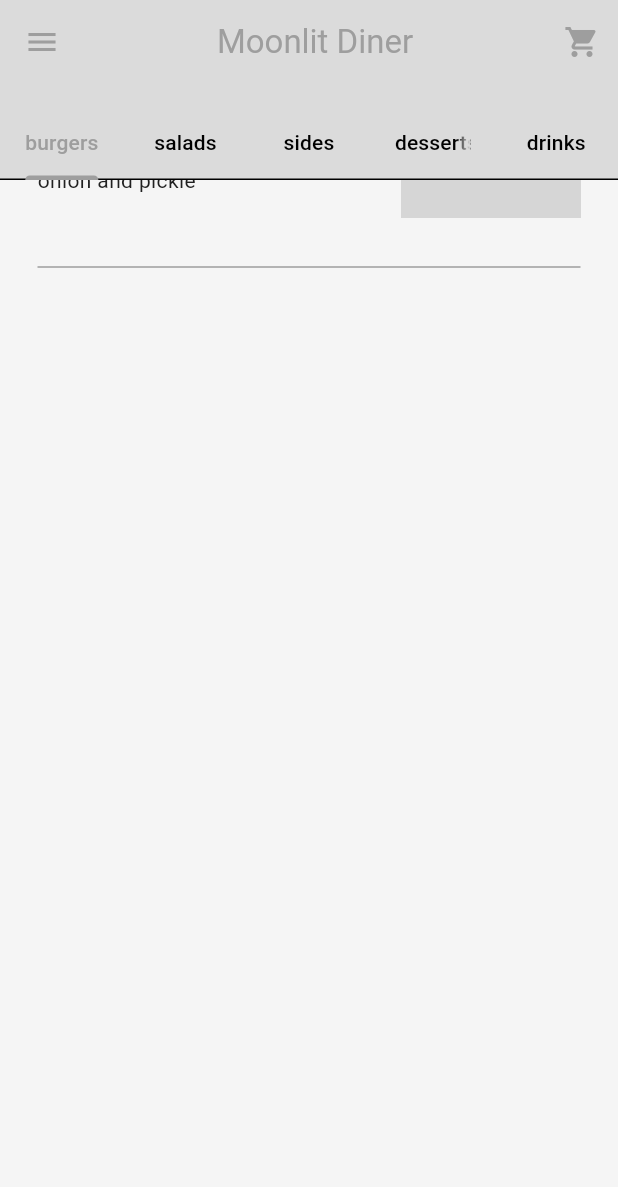
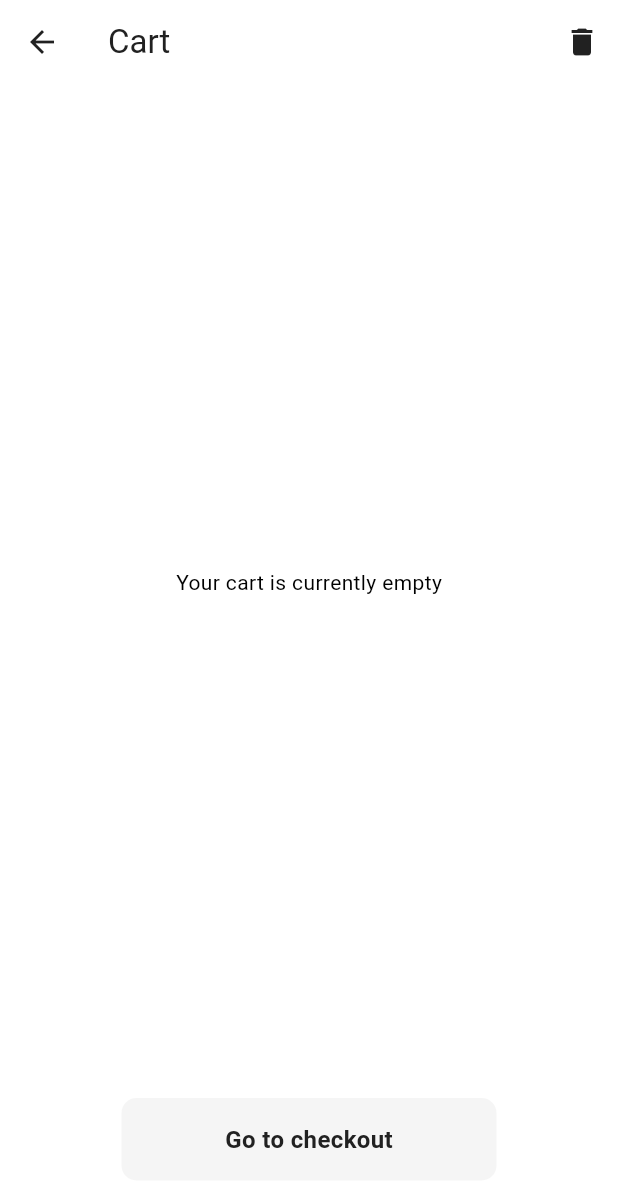
Before and after one commit to Orekidesu/Viscan-Food-Delivey-App, a Flutter app: the screen it shows after launch, scrolled down 340 dp, after a tap on the "shopping cart" icon, on a phone screen of 412 x 824 dp. Shown: the top 1187 px of the screen. Run offline on Flutter 3.47's test engine with Material 3 defaults, Android fonts, the phone set to English and light mode, and no system bars; our stand-ins replace flutter_credit_card; missing offline and left inert: dart:js; grey boxes are pictures that could not be loaded.

Commit message:
Added New Pages
- Cart Page
- delivery progress page
- food page
- payment page

```diff
--- a/lib/custom_widgets/my_food_tile.dart
+++ b/lib/custom_widgets/my_food_tile.dart
@@ -23,7 +23,7 @@
                     children: [
                       Text(food.name),
                       Text(
-                        '₱' + food.price,
+                        '₱' + food.price.toString(),
                         style: TextStyle(
                             color: Theme.of(context).colorScheme.primary),
                       ),
--- a/lib/custom_widgets/my_sliver_app_bar.dart
+++ b/lib/custom_widgets/my_sliver_app_bar.dart
@@ -1,4 +1,5 @@
 import 'package:flutter/material.dart';
+import 'package:viscan_food_delivery_app/screens/cart_page/cart_page.dart';
 
 class MySliverAppBar extends StatelessWidget {
   final Widget child;
@@ -19,7 +20,11 @@
         pinned: true,
         actions: [
           IconButton(
-            onPressed: () {},
+            onPressed: () {
+              // go to cart page
+              Navigator.push(
+                  context, MaterialPageRoute(builder: (context) => CartPage()));
+            },
             icon: const Icon(Icons.shopping_cart),
           )
         ],
--- /dev/null
+++ b/lib/models/cart_item.dart
@@ -0,0 +1,19 @@
+import 'package:viscan_food_delivery_app/models/food.dart';
+
+class CartItem {
+  Food food;
+  int quantity;
+  List<Addon> selectedAddons;
+
+  CartItem({
+    required this.food,
+    this.quantity = 1,
+    required this.selectedAddons,
+  });
+
+  double get totalPrice {
+    double addonsPrice =
+        selectedAddons.fold(0, (sum, addon) => sum + addon.price);
+    return (food.price + addonsPrice) * quantity;
+  }
+}
--- a/lib/models/food.dart
+++ b/lib/models/food.dart
@@ -2,7 +2,7 @@
 class Food {
   final String name;
   final String description;
-  final String price;
+  final double price;
   final FoodCategory category;
   List<Addon> availableAddons;
   final String imagePath;
--- a/lib/models/restuarant.dart
+++ b/lib/models/restuarant.dart
@@ -1,14 +1,16 @@
+import 'package:viscan_food_delivery_app/models/cart_item.dart';
 import './food.dart';
+import 'package:collection/collection.dart';
 import 'package:flutter/material.dart';
 
 class Restaurant extends ChangeNotifier {
   // list of food menu
-  final List<Food> menu = [
+  final List<Food> _menu = [
     // burgers
     Food(
         name: "Classic Burger",
         description: 'Juicy beef patty, lettuce, tomato, onion and pickle',
-        price: '99.00',
+        price: 99.00,
         category: FoodCategory.burgers,
         availableAddons: [
           Addon(name: 'Cheese', price: 10.00),
@@ -23,7 +25,7 @@
         name: "Caesar Salad",
         description:
             'Romaine lettuce, croutons, parmesan cheese, and Caesar dressing',
-        price: '75.00',
+        price: 75.00,
         category: FoodCategory.salads,
         availableAddons: [
           Addon(name: 'Chicken', price: 20.00),
@@ -35,7 +37,7 @@
     Food(
         name: "Kankong Guisados",
         description: 'Ginisang kangkong with garlic and onions in oyster sauce',
-        price: '45.00',
+        price: 45.00,
         category: FoodCategory.sides,
         availableAddons: [
           Addon(name: 'Cheese', price: 10.00),
@@ -47,7 +49,7 @@
     Food(
         name: "Chocolate Sundae",
         description: 'Creamy vanilla ice cream with rich chocolate syrup',
-        price: '60.00',
+        price: 60.00,
         category: FoodCategory.desserts,
         availableAddons: [
           Addon(name: 'Sprinkles', price: 5.00),
@@ -59,7 +61,7 @@
     Food(
         name: "Iced Tea",
         description: 'Refreshing iced tea',
-        price: '30.00',
+        price: 30.00,
         category: FoodCategory.drinks,
         availableAddons: [
           Addon(name: 'Lemon', price: 5.00),
@@ -70,16 +72,81 @@
 
   /* GETTERS */
 
+  List<Food> get menu => _menu;
+  List<CartItem> get cart => _cart;
+
   /* OPERATIONS */
+  // user cart
+  final List<CartItem> _cart = [];
 
   // add to cart
+  void addToCart(Food food, List<Addon> selectedAddons) {
+    // see if there is a cart item already with the same food and addons
+    CartItem? cartItem = _cart.firstWhereOrNull((item) {
+      // check if food items are the same
+      bool isSameFood = item.food == food;
+
+      // check if addons are the same
+      bool isSameAddons =
+          ListEquality().equals(item.selectedAddons, selectedAddons);
+
+      return isSameFood && isSameAddons;
+    });
+
+    // if cart item already exists, increment quantity
+    if (cartItem != null) {
+      cartItem.quantity++;
+    } else {
+      // create new cart item
+      _cart.add(CartItem(food: food, selectedAddons: selectedAddons));
+    }
+    notifyListeners();
+  }
 
   // remove from cart
+  void removeFromCart(CartItem cartItem) {
+    int cartIndex = _cart.indexOf(cartItem);
+    if (cartIndex != -1) {
+      if (_cart[cartIndex].quantity > 1) {
+        _cart[cartIndex].quantity--;
+      } else {
+        _cart.removeAt(cartIndex);
+      }
+    }
+    notifyListeners();
+  }
 
   // get total price of cart
+  double getTotalPrice() {
+    double total = 0;
+
+    for (CartItem cartItem in _cart) {
+      double itemTotal = cartItem.food.price;
+
+      for (Addon addon in cartItem.selectedAddons) {
+        itemTotal += addon.price;
+      }
+
+      total += itemTotal * cartItem.quantity;
+    }
+    return total;
+  }
 
   // get total number of items in cart
+  int getTotalItemCount() {
+    int totalItemCount = 0;
+    for (CartItem cartItem in _cart) {
+      totalItemCount += cartItem.quantity;
+    }
+    return totalItemCount;
+  }
+
   // clear cart
+
+  void clearCart() {
+    _cart.clear();
+    notifyListeners();
+  }
 
   /* HELPER FUNCTIONS */
 
--- /dev/null
+++ b/lib/screens/cart_page/cart_page.dart
@@ -0,0 +1,99 @@
+import 'package:flutter/material.dart';
+import 'package:provider/provider.dart';
+import 'package:viscan_food_delivery_app/custom_widgets/my_button.dart';
+import 'package:viscan_food_delivery_app/custom_widgets/my_cart_tile.dart';
+import 'package:viscan_food_delivery_app/models/restuarant.dart';
+import 'package:viscan_food_delivery_app/screens/payment_page/payment_page.dart';
+
+class CartPage extends StatelessWidget {
+  const CartPage({super.key});
+
+  @override
+  Widget build(BuildContext context) {
+    return Consumer<Restaurant>(
+      builder: (context, restaurant, child) {
+        // cart
+        final userCart = restaurant.cart;
+
+        // scaffold
+        return Scaffold(
+          appBar: AppBar(
+            title: const Text('Cart'),
+            backgroundColor: Colors.transparent,
+            foregroundColor: Theme.of(context).colorScheme.inversePrimary,
+            actions: [
+              // clear all cart items button
+              IconButton(
+                icon: const Icon(Icons.delete),
+                onPressed: () {
+                  showDialog(
+                    context: context,
+                    builder: (context) => AlertDialog(
+                      title: Text('Are you sure you want to clear your cart?'),
+                      actions: [
+                        // cancel button
+                        TextButton(
+                          onPressed: () {
+                            Navigator.pop(context);
+                          },
+                          child: const Text('cancel'),
+                        ),
+                        // yes button
+                        TextButton(
+                          onPressed: () {
+                            restaurant.clearCart();
+                            Navigator.pop(context);
+                          },
+                          child: const Text('yes'),
+                        ),
+                      ],
+                    ),
+                  );
+                },
+              ),
+            ],
+          ),
+          body: Column(
+            children: [
+              // List of Cart Items
+              Expanded(
+                child: Column(
+                  children: [
+                    userCart.isEmpty
+                        ? const Expanded(
+                            child: Center(
+                                child: Text('Your cart is currently empty')))
+                        : Expanded(
+                            child: ListView.builder(
+                              itemCount: userCart.length,
+                              itemBuilder: (context, index) {
+                                // get individual cart item
+                                final cartItem = userCart[index];
+
+                                // return cart item tile
+                                return MyCartTile(cartItem: cartItem);
+                              },
+                            ),
+                          ),
+                  ],
+                ),
+              ),
+
+              // Button to pay
+              MyButton(
+                onTap: () => Navigator.push(
+                    context,
+                    MaterialPageRoute(
+                      builder: (context) => const PaymentPage(),
+                    )),
+                text: 'Go to checkout',
+              ),
+
+              const SizedBox(height: 25.0),
+            ],
+          ),
+        );
+      },
+    );
+  }
+}
--- a/pubspec.yaml
+++ b/pubspec.yaml
@@ -16,6 +16,8 @@
 
   cupertino_icons: ^1.0.2
   provider: ^6.1.2
+  collection: ^1.18.0
+  flutter_credit_card: ^4.0.1
 
 # ================== PACKAGES END ==================
 dev_dependencies:
```
Also changed, not shown: lib/custom_widgets/my_cart_tile.dart (added, +110 -0 lines), lib/custom_widgets/my_quantity_selector.dart (added, +63 -0 lines), lib/screens/delivery_progress_page/delivery_progress_page.dart (added, +19 -0 lines), lib/screens/food_page/food_page.dart (+17 -1 lines), lib/screens/payment_page/payment_page.dart (added, +114 -0 lines), pubspec.lock.
